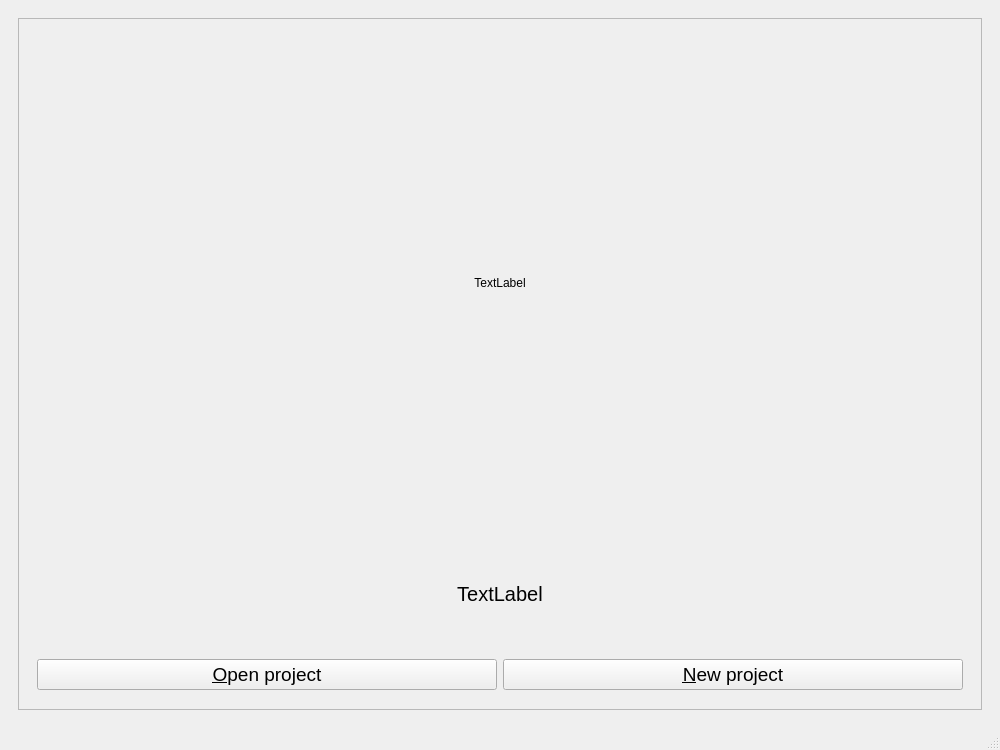
Old version of the form python_interface/uis/diyabc.ui in the repository cbgp/diyabc.
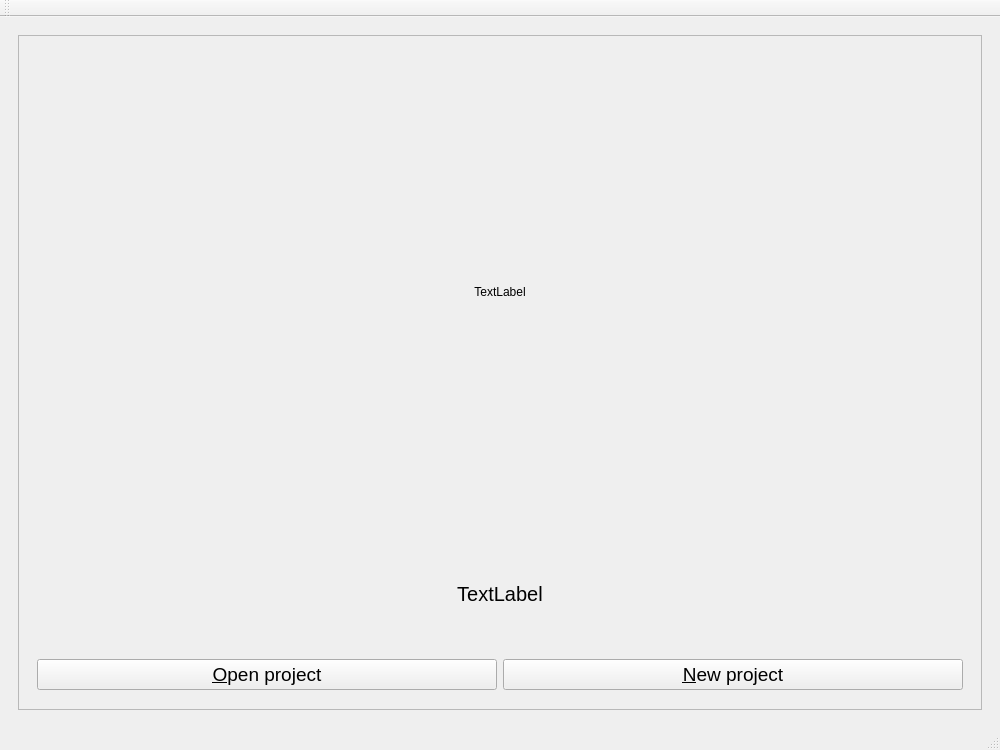
New version of the form.

What changed in the file:
```diff
--- a/python_interface/uis/diyabc.ui
+++ b/python_interface/uis/diyabc.ui
@@ -183,6 +183,20 @@
    </property>
   </widget>
   <widget class="QStatusBar" name="statusBar"/>
+  <widget class="QToolBar" name="toolBar">
+   <property name="windowTitle">
+    <string>toolBar</string>
+   </property>
+   <property name="floatable">
+    <bool>false</bool>
+   </property>
+   <attribute name="toolBarArea">
+    <enum>TopToolBarArea</enum>
+   </attribute>
+   <attribute name="toolBarBreak">
+    <bool>false</bool>
+   </attribute>
+  </widget>
   <action name="actionWeb">
    <property name="checkable">
     <bool>true</bool>
```
